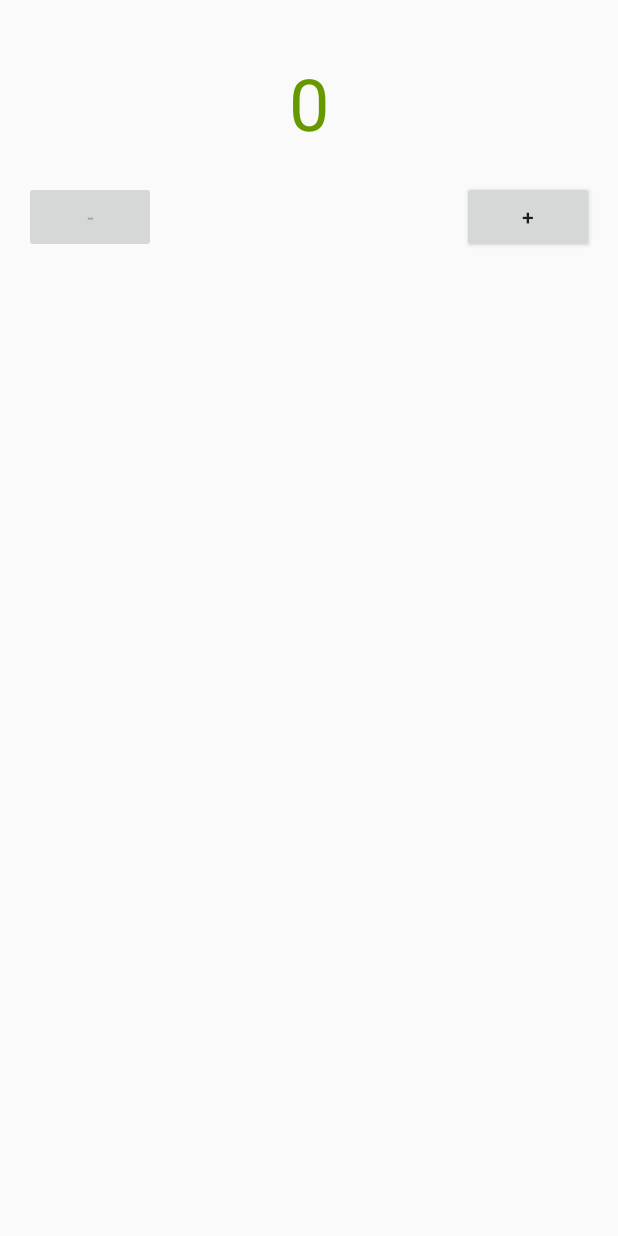
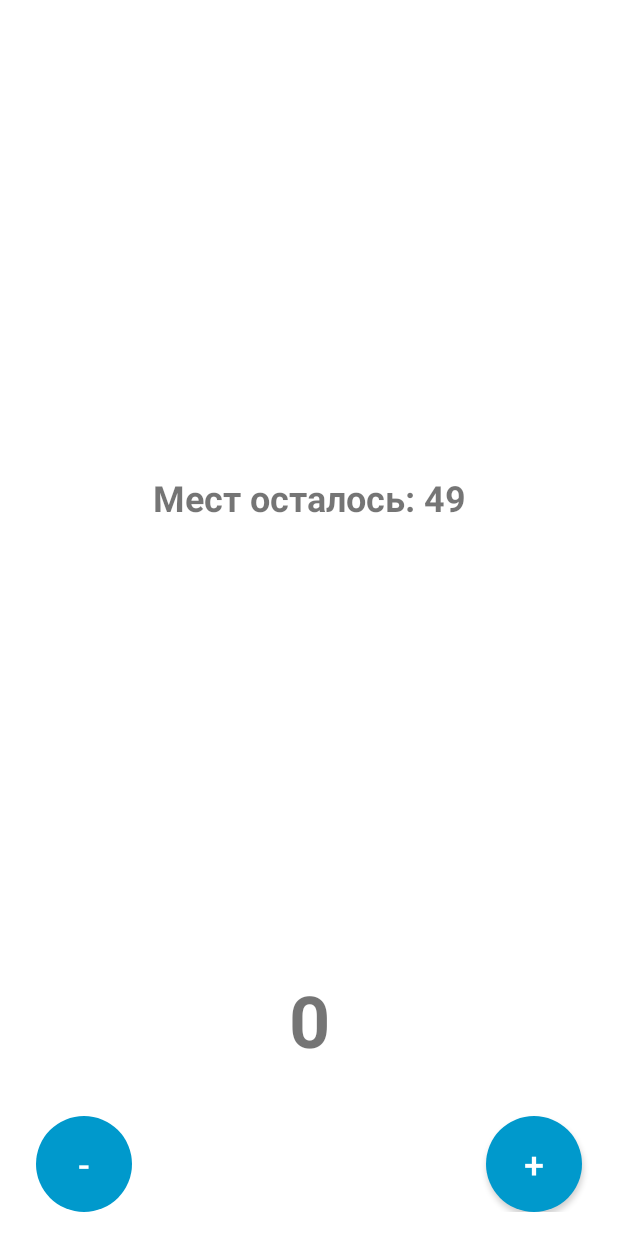
Before and after one commit to MonakhovEvgeny/android-developer, an Android app built with Jetpack Compose: the layout activity_main.xml on its own in the app's theme, with its tools: preview values and no code run, on a phone screen of 412 x 824 dp. Run offline under Robolectric (Android 15) with nearby library versions, the phone set to English and light mode, and no system bars.

Commit message:
lesson1 the end

```diff
--- a/lesson1/app/build.gradle.kts
+++ b/lesson1/app/build.gradle.kts
@@ -63,6 +63,7 @@ dependencies {
     implementation(libs.androidx.ui.tooling.preview)
     implementation(libs.androidx.material3)
     implementation(libs.androidx.appcompat)
+    implementation(libs.androidx.constraintlayout)
     testImplementation(libs.junit)
     androidTestImplementation(libs.androidx.junit)
     androidTestImplementation(libs.androidx.espresso.core)
--- a/lesson1/app/src/main/java/com/example/lesson1/MainActivity.kt
+++ b/lesson1/app/src/main/java/com/example/lesson1/MainActivity.kt
@@ -1,5 +1,4 @@
 package com.example.lesson1
-
 
 import android.graphics.Color
 import android.os.Bundle
@@ -10,9 +9,11 @@ class MainActivity : AppCompatActivity() {
 
     private lateinit var binding: ActivityMainBinding
     private var passengerCount = 0
+    private val maxSeats = 49
 
     override fun onCreate(savedInstanceState: Bundle?) {
         super.onCreate(savedInstanceState)
+
 
         binding = ActivityMainBinding.inflate(layoutInflater)
         setContentView(binding.root)
@@ -44,21 +45,34 @@ class MainActivity : AppCompatActivity() {
     }
 
     private fun updateUI() {
+
         binding.passengerCount.text = passengerCount.toString()
+
+
+        val seatsLeft = maxSeats - passengerCount
+        binding.seatsLeftMessage.text = "Мест осталось: $seatsLeft"
+
 
         when {
             passengerCount == 0 -> {
-                binding.passengerCount.setTextColor(Color.GREEN)
+                val green = Color.GREEN
+                binding.passengerCount.setTextColor(green)
+                binding.seatsLeftMessage.setTextColor(green)
                 binding.buttonMinus.isEnabled = false
                 binding.buttonReset.visibility = android.view.View.GONE
             }
             passengerCount in 1..49 -> {
-                binding.passengerCount.setTextColor(Color.BLUE)
+                val blue = Color.BLUE
+                binding.passengerCount.setTextColor(blue)
+                binding.seatsLeftMessage.setTextColor(blue)
                 binding.buttonMinus.isEnabled = true
                 binding.buttonReset.visibility = android.view.View.GONE
             }
             passengerCount >= 50 -> {
-                binding.passengerCount.setTextColor(Color.RED)
+                val red = Color.RED
+                binding.seatsLeftMessage.text = "Пассажиров слишком много"
+                binding.passengerCount.setTextColor(red)
+                binding.seatsLeftMessage.setTextColor(red)
                 binding.buttonMinus.isEnabled = true
                 binding.buttonReset.visibility = android.view.View.VISIBLE
             }
--- /dev/null
+++ b/lesson1/app/src/main/res/drawable/rounded_button.xml
@@ -0,0 +1,5 @@
+<shape xmlns:android="http://schemas.android.com/apk/res/android"
+    android:shape="rectangle">
+    <corners android:radius="32dp" />
+    <solid android:color="@android:color/holo_blue_dark" />
+</shape>
--- a/lesson1/app/src/main/res/layout/activity_main.xml
+++ b/lesson1/app/src/main/res/layout/activity_main.xml
@@ -1,50 +1,91 @@
 <?xml version="1.0" encoding="utf-8"?>
-<RelativeLayout xmlns:android="http://schemas.android.com/apk/res/android"
+<androidx.constraintlayout.widget.ConstraintLayout xmlns:android="http://schemas.android.com/apk/res/android"
     android:layout_width="match_parent"
     android:layout_height="match_parent"
-    android:padding="16dp">
+    xmlns:app="http://schemas.android.com/apk/res-auto"
+    android:padding="16dp"
+    android:background="@android:color/white">
 
-    <!-- Текстовое поле для отображения количества пассажиров -->
+
+    <Button
+        android:id="@+id/buttonReset"
+        android:layout_width="wrap_content"
+        android:layout_height="wrap_content"
+        android:text="Сброс"
+        android:textSize="16sp"
+        android:backgroundTint="@android:color/holo_red_light"
+        android:textColor="@android:color/white"
+        android:layout_marginTop="16dp"
+        android:visibility="gone"
+        android:layout_marginBottom="16dp"
+        android:layout_marginEnd="16dp"
+        android:elevation="4dp"
+        android:padding="10dp"
+        android:layout_marginStart="16dp"
+        app:layout_constraintTop_toTopOf="parent"
+        app:layout_constraintEnd_toEndOf="parent"
+        app:layout_constraintStart_toStartOf="parent" />
+
+
+    <TextView
+        android:id="@+id/seatsLeftMessage"
+        android:layout_width="wrap_content"
+        android:layout_height="wrap_content"
+        android:text="Мест осталось: 49"
+        android:textSize="24sp"
+        android:textStyle="bold"
+        android:layout_marginTop="32dp"
+        android:layout_marginBottom="32dp"
+        android:gravity="center"
+        app:layout_constraintTop_toBottomOf="@+id/buttonReset"
+        app:layout_constraintBottom_toTopOf="@+id/passengerCount"
+        app:layout_constraintEnd_toEndOf="parent"
+        app:layout_constraintStart_toStartOf="parent" />
+
+
     <TextView
         android:id="@+id/passengerCount"
         android:layout_width="wrap_content"
         android:layout_height="wrap_content"
         android:text="0"
-        android:textColor="@android:color/holo_green_dark"
         android:textSize="48sp"
-        android:layout_centerHorizontal="true"
-        android:layout_marginTop="20dp"/>
+        android:textStyle="bold"
+        android:layout_marginBottom="32dp"
+        app:layout_constraintBottom_toTopOf="@+id/buttonMinus"
+        app:layout_constraintEnd_toEndOf="parent"
+        app:layout_constraintStart_toStartOf="parent" />
 
-    <!-- Кнопка Уменьшить -->
+
     <Button
         android:id="@+id/buttonMinus"
-        android:layout_width="wrap_content"
-        android:layout_height="wrap_content"
+        android:layout_width="64dp"
+        android:layout_height="64dp"
         android:text="-"
-        android:layout_below="@id/passengerCount"
-        android:layout_alignParentStart="true"
-        android:layout_marginTop="20dp"
-        android:enabled="false"/>
+        android:textSize="24sp"
+        android:textColor="@android:color/white"
+        android:backgroundTint="@android:color/holo_blue_dark"
+        android:background="@drawable/rounded_button"
+        android:elevation="4dp"
+        android:enabled="false"
+        app:layout_constraintBottom_toBottomOf="parent"
+        app:layout_constraintStart_toStartOf="parent"
+        android:layout_marginEnd="8dp"
+        android:layout_marginStart="8dp" />
 
-    <!-- Кнопка Увеличить -->
+
     <Button
         android:id="@+id/buttonPlus"
-        android:layout_width="wrap_content"
-        android:layout_height="wrap_content"
+        android:layout_width="64dp"
+        android:layout_height="64dp"
         android:text="+"
-        android:layout_below="@id/passengerCount"
-        android:layout_alignParentEnd="true"
-        android:layout_marginTop="20dp"/>
+        android:textSize="24sp"
+        android:textColor="@android:color/white"
+        android:backgroundTint="@android:color/holo_blue_dark"
+        android:background="@drawable/rounded_button"
+        android:elevation="4dp"
+        app:layout_constraintBottom_toBottomOf="parent"
+        app:layout_constraintEnd_toEndOf="parent"
+        android:layout_marginEnd="8dp"
+        android:layout_marginStart="8dp" />
 
-    <!-- Кнопка Сброс -->
-    <Button
-        android:id="@+id/buttonReset"
-        android:layout_width="wrap_content"
-        android:layout_height="wrap_content"
-        android:text="Сброс"
-        android:layout_below="@id/buttonMinus"
-        android:layout_centerHorizontal="true"
-        android:layout_marginTop="20dp"
-        android:visibility="gone"/>
-
-</RelativeLayout>
+</androidx.constraintlayout.widget.ConstraintLayout>
--- a/lesson1/gradle/libs.versions.toml
+++ b/lesson1/gradle/libs.versions.toml
@@ -9,6 +9,7 @@ lifecycleRuntimeKtx = "2.6.1"
 activityCompose = "1.8.0"
 composeBom = "2024.04.01"
 appcompat = "1.7.0"
+constraintlayout = "2.1.4"
 
 [libraries]
 androidx-core-ktx = { group = "androidx.core", name = "core-ktx", version.ref = "coreKtx" }
@@ -26,6 +27,7 @@ androidx-ui-test-manifest = { group = "androidx.compose.ui", name = "ui-test-man
 androidx-ui-test-junit4 = { group = "androidx.compose.ui", name = "ui-test-junit4" }
 androidx-material3 = { group = "androidx.compose.material3", name = "material3" }
 androidx-appcompat = { group = "androidx.appcompat", name = "appcompat", version.ref = "appcompat" }
+androidx-constraintlayout = { group = "androidx.constraintlayout", name = "constraintlayout", version.ref = "constraintlayout" }
 
 [plugins]
 android-application = { id = "com.android.application", version.ref = "agp" }
```
